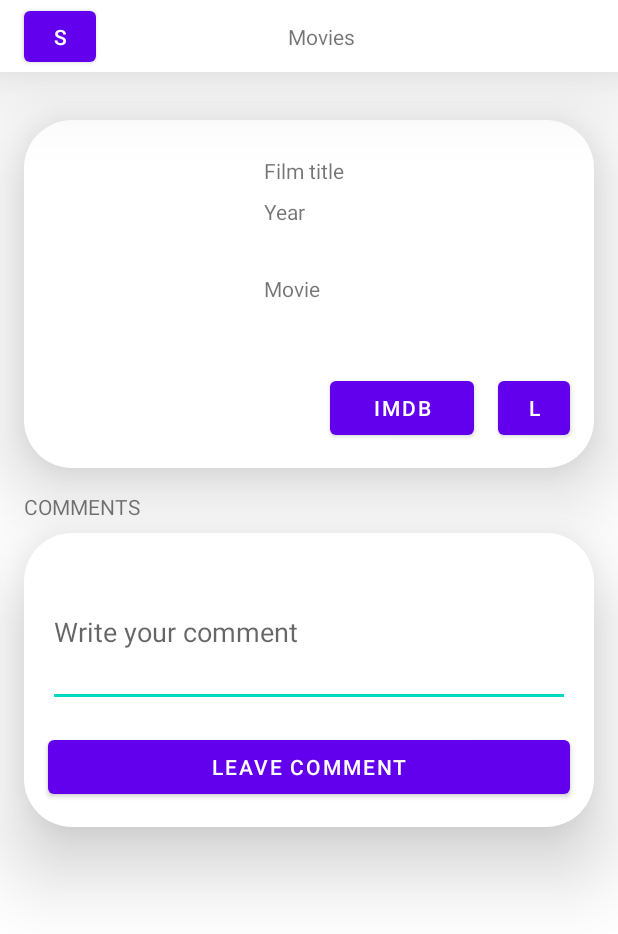
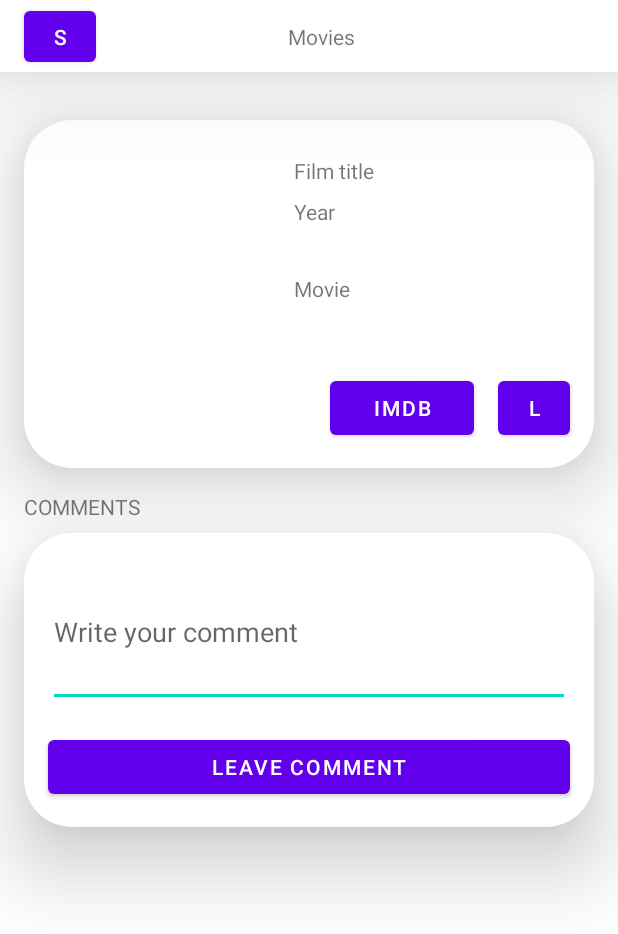
Before and after one commit to dimryb/MeringueIMDb, an Android app: the layout fragment_details.xml on its own in the app's theme, with its tools: preview values and no code run, on a phone screen of 412 x 824 dp. Shown: the top 934 px of the screen. Run offline under Robolectric (Android 15) with nearby library versions, the phone set to English and light mode, and no system bars.

Commit message:
Заполнить фрагмент детализации и настроить навигацию

```diff
--- a/app/src/main/java/space/rybakov/meringueimdb/data/entity/FilmEntity.kt
+++ b/app/src/main/java/space/rybakov/meringueimdb/data/entity/FilmEntity.kt
@@ -7,16 +7,18 @@ data class FilmEntity(
     val Year: String,
     val imdbID: String,
     val Poster: String,
+    val Type: String,
 ) {
     fun toDto(): Film = Film(
         id = imdbID,
         title = Title,
         year = Year,
         poster = Poster,
+        type = Type,
     )
 
     companion object {
         fun fromDto(film: Film): FilmEntity =
-            with(film) { return FilmEntity(title, year, id, poster) }
+            with(film) { return FilmEntity(title, year, id, poster, type) }
     }
 }
--- a/app/src/main/java/space/rybakov/meringueimdb/presentation/viewholder/OnInteractionListener.kt
+++ b/app/src/main/java/space/rybakov/meringueimdb/presentation/viewholder/OnInteractionListener.kt
@@ -3,7 +3,7 @@ package space.rybakov.meringueimdb.presentation.viewholder
 import space.rybakov.meringueimdb.domain.Film
 
 interface OnInteractionListener {
-    fun onLike(post: Film)
-    fun onComment(post: Film)
-    fun onDetails(post: Film)
+    fun onLike(film: Film)
+    fun onComment(film: Film)
+    fun onDetails(film: Film)
 }
--- a/app/src/main/res/layout/fragment_details.xml
+++ b/app/src/main/res/layout/fragment_details.xml
@@ -22,7 +22,7 @@
         android:elevation="32dp"
         app:layout_constraintEnd_toEndOf="parent"
         app:layout_constraintStart_toStartOf="parent"
-        app:layout_constraintTop_toBottomOf="@+id/toolbar">
+        app:layout_constraintTop_toBottomOf="@id/toolbar">
 
         <Button
             android:id="@+id/button_comment_detail"
@@ -32,7 +32,7 @@
             android:layout_marginBottom="16dp"
             android:text="IMDb"
             app:layout_constraintBottom_toBottomOf="parent"
-            app:layout_constraintEnd_toStartOf="@+id/button_like_detail" />
+            app:layout_constraintEnd_toStartOf="@id/button_like_detail" />
 
         <Button
             android:id="@+id/button_like_detail"
@@ -51,8 +51,8 @@
             android:layout_marginStart="16dp"
             android:layout_marginTop="32dp"
             android:text="Movie"
-            app:layout_constraintStart_toEndOf="@+id/imageView_poster_detail"
-            app:layout_constraintTop_toBottomOf="@+id/textView_year_detail" />
+            app:layout_constraintStart_toEndOf="@id/imageView_poster_detail"
+            app:layout_constraintTop_toBottomOf="@id/textView_year_detail" />
 
         <TextView
             android:id="@+id/textView_year_detail"
@@ -61,8 +61,8 @@
             android:layout_marginStart="16dp"
             android:layout_marginTop="8dp"
             android:text="Year"
-            app:layout_constraintStart_toEndOf="@+id/imageView_poster_detail"
-            app:layout_constraintTop_toBottomOf="@+id/textView_title_detail" />
+            app:layout_constraintStart_toEndOf="@id/imageView_poster_detail"
+            app:layout_constraintTop_toBottomOf="@id/textView_title_detail" />
 
         <TextView
             android:id="@+id/textView_title_detail"
@@ -76,7 +76,7 @@
 
         <ImageView
             android:id="@+id/imageView_poster_detail"
-            android:layout_width="120dp"
+            android:layout_width="140dp"
             android:layout_height="200dp"
             android:layout_marginStart="24dp"
             android:layout_marginTop="16dp"
@@ -100,7 +100,7 @@
         android:elevation="32dp"
         app:layout_constraintEnd_toEndOf="parent"
         app:layout_constraintStart_toStartOf="parent"
-        app:layout_constraintTop_toBottomOf="@+id/textView_comments">
+        app:layout_constraintTop_toBottomOf="@id/textView_comments">
 
         <EditText
             android:id="@+id/editText_comment"
@@ -138,7 +138,7 @@
         android:layout_marginTop="16dp"
         android:text="COMMENTS"
         app:layout_constraintStart_toStartOf="parent"
-        app:layout_constraintTop_toBottomOf="@+id/detail" />
+        app:layout_constraintTop_toBottomOf="@id/detail" />
 
 
 </androidx.constraintlayout.widget.ConstraintLayout>
--- a/app/src/main/res/values/strings.xml
+++ b/app/src/main/res/values/strings.xml
@@ -2,8 +2,6 @@
     <string name="app_name">meringueIMDb</string>
     <string name="action_settings">Settings</string>
     <!-- Strings used for fragments for navigation -->
-    <string name="first_fragment_label">First Fragment</string>
-    <string name="second_fragment_label">Second Fragment</string>
     <string name="next">Next</string>
     <string name="previous">Previous</string>
 
--- a/build.gradle
+++ b/build.gradle
@@ -5,6 +5,7 @@ plugins {
     id 'org.jetbrains.kotlin.android' version '1.7.10' apply false
     id 'org.jetbrains.kotlin.kapt' version '1.7.10' apply false
     id 'com.google.dagger.hilt.android' version '2.44' apply false
+    id 'androidx.navigation.safeargs.kotlin' version '2.4.2' apply false
 }
 
 task clean(type: Delete) {
```
Also changed, not shown: app/build.gradle (+5 -2 lines), app/src/main/java/space/rybakov/meringueimdb/domain/Film.kt (+6 -1 lines), app/src/main/java/space/rybakov/meringueimdb/presentation/activity/DetailsFragment.kt (+23 -4 lines), app/src/main/java/space/rybakov/meringueimdb/presentation/activity/MoviesFragment.kt (+8 -10 lines), app/src/main/java/space/rybakov/meringueimdb/presentation/viewholder/FilmViewHolder.kt (+11 -1 lines), app/src/main/res/layout/card_film.xml (+6 -1 lines), app/src/main/res/navigation/nav_graph.xml (+7 -5 lines).
